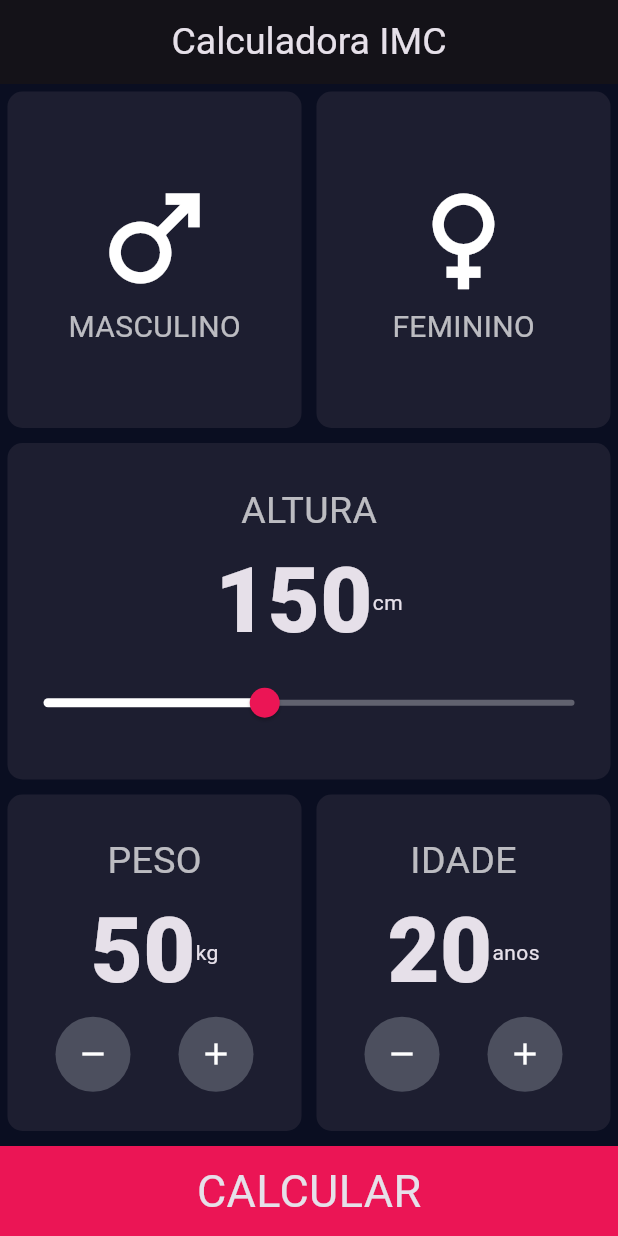
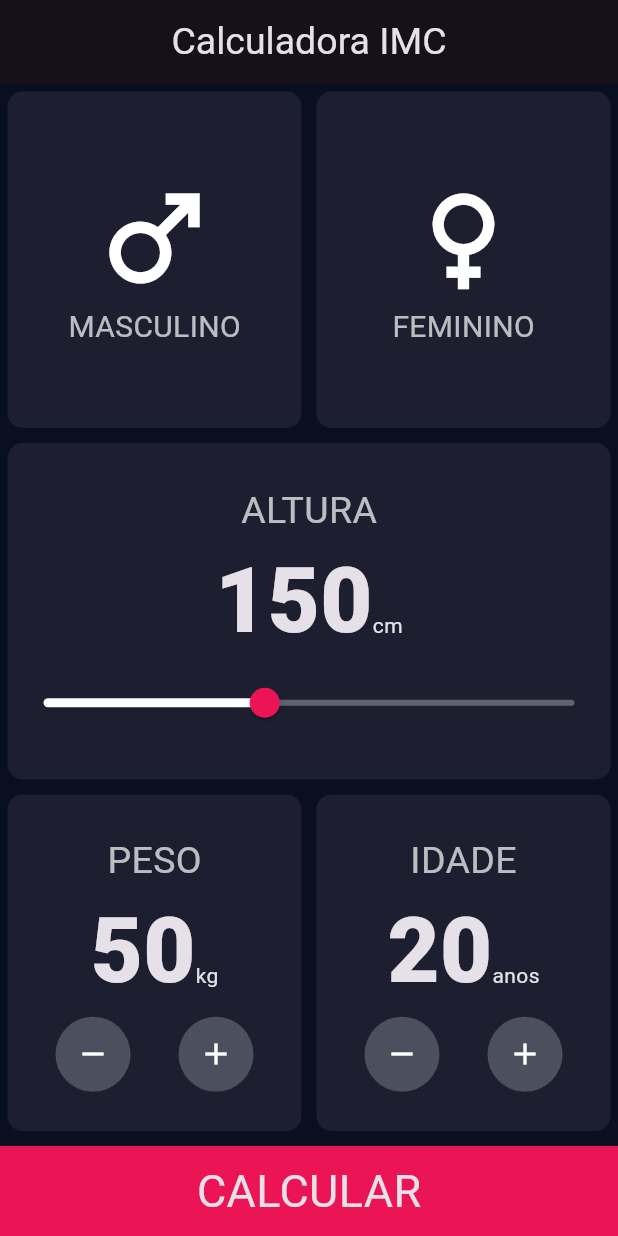
Before and after one commit to clara0904/AppIMC, a Flutter app: the screen it shows after launch, on a phone screen of 412 x 824 dp. Run offline on Flutter 3.47's test engine with Material 3 defaults, Android fonts, the phone set to English and light mode, and no system bars.

Commit message:
feat: envio de parâmetros da primary_screen

```diff
--- a/lib/screens/primary_screen.dart
+++ b/lib/screens/primary_screen.dart
@@ -57,6 +57,8 @@ class _PrimaryscreenState extends State<Primaryscreen> {
                 title: 'ALTURA',
                 valor: Row(
                   mainAxisAlignment: MainAxisAlignment.center,
+                  crossAxisAlignment: CrossAxisAlignment.baseline,
+                  textBaseline: TextBaseline.alphabetic,
                   children: [
                     Text('$_altura', style: const TextStyle(fontSize: 60.0, fontWeight: FontWeight.w900)),
                     const Text('cm')],
@@ -96,6 +98,8 @@ class _PrimaryscreenState extends State<Primaryscreen> {
                       title: 'PESO',
                       valor: Row(
                         mainAxisAlignment: MainAxisAlignment.center,
+                        crossAxisAlignment: CrossAxisAlignment.baseline,
+                        textBaseline: TextBaseline.alphabetic,
                         children: [
                           Text('$_peso', style: const TextStyle(fontSize: 60.0, fontWeight: FontWeight.w900)),
                           const Text('kg')],
@@ -124,6 +128,8 @@ class _PrimaryscreenState extends State<Primaryscreen> {
                       title: 'IDADE',
                       valor: Row(
                         mainAxisAlignment: MainAxisAlignment.center,
+                        crossAxisAlignment: CrossAxisAlignment.baseline,
+                        textBaseline: TextBaseline.alphabetic,
                         children: [
                           Text('$_idade', style: const TextStyle(fontSize: 60.0, fontWeight: FontWeight.w900)),
                           const Text('anos')],
@@ -153,7 +159,7 @@ class _PrimaryscreenState extends State<Primaryscreen> {
               context,
               MaterialPageRoute(
                 builder: (context) {
-                  return const SecondScreen();
+                  return SecondScreen(altura: _altura, peso: _peso, idade: _idade,);
                 }
               ),
             );
```
